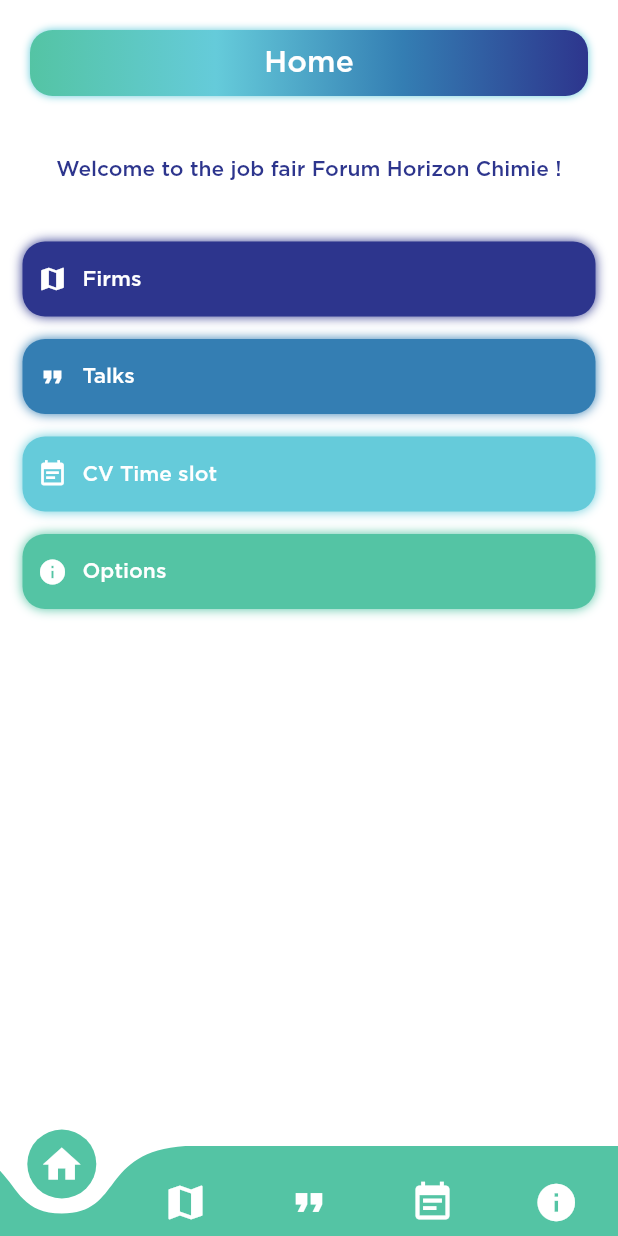
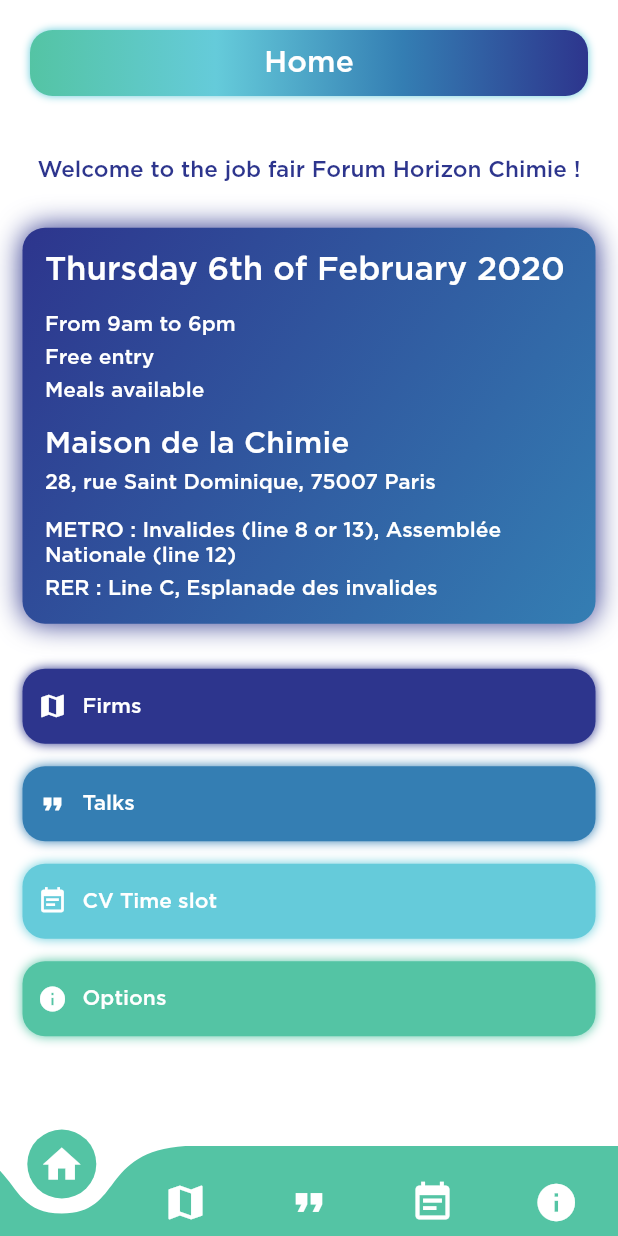
Before and after one commit to fouques1u/ForumHorizonChimie2020, a Flutter app: the screen it shows after launch, on a phone screen of 412 x 824 dp. Run offline on Flutter 3.47's test engine with Material 2 defaults, Android fonts, the light colour scheme and no system bars; drawn by our look-alikes of curved_navigation_bar; our stand-ins replace cloud_firestore, device_info, firebase_storage, font_awesome_flutter, shared_preferences; accounts and stored records are empty; statements that could not run were skipped.

Commit message:
Added informations on Home screen.

```diff
--- a/lang/en.json
+++ b/lang/en.json
@@ -39,5 +39,13 @@
     "dialog_cv_delete_cancel" : "Cancel",
     "cv_delete_error" : "Sorry, we could'nt delete this slot",
     "cv_delete_success" : "The slot has been deleted !",
-    "thanks" : "Thanks !"
+    "thanks" : "Thanks !",
+    "date_forum" : "Thursday 6th of February 2020",
+    "horaires_forum" : "From 9am to 6pm",
+    "entree_forum" : "Free entry",
+    "restauration_forum" : "Meals available",
+    "lieu_forum" : "Maison de la Chimie",
+    "adresse_forum" : "28, rue Saint Dominique, 75007 Paris",
+    "metro_forum" : "METRO : Invalides (line 8 or 13), Assemblée Nationale (line 12)",
+    "rer_forum" : "RER : Line C, Esplanade des invalides"
 }
--- a/lang/fr.json
+++ b/lang/fr.json
@@ -39,5 +39,13 @@
     "dialog_cv_delete_cancel" : "Annuler",
     "cv_delete_error" : "Nous n'avons pas pu supprimer ce créneau...",
     "cv_delete_success" : "Le créneau a été supprimé !",
-    "thanks" : "Merci !"
+    "thanks" : "Merci !",
+    "date_forum" : "Jeudi 6 Février 2020",
+    "horaires_forum" : "De 9h à 18h",
+    "entree_forum" : "Entrée libre et gratuite",
+    "restauration_forum" : "Restauration possible sur place",
+    "lieu_forum" : "Maison de la Chimie",
+    "adresse_forum" : "28, rue Saint Dominique, 75007 Paris",
+    "metro_forum" : "METRO : Invalides (ligne 8 ou 13), Assemblée Nationale (ligne 12)",
+    "rer_forum" : "RER : Ligne C, Esplanade des invalides"
 }
--- a/lib/screens/home_screen.dart
+++ b/lib/screens/home_screen.dart
@@ -43,12 +43,6 @@
     return Container(
       decoration: BoxDecoration(
         color: Colors.white,
-        /*
-        image: DecorationImage(
-          image: ExactAssetImage('assets/images/img_1_gradient.jpg'),
-          fit: BoxFit.cover,
-        ),
-        */
       ),
       child: ListView(
         children: <Widget>[
@@ -66,8 +60,57 @@
               fit: BoxFit.scaleDown,
               child: Text(
                 AppLocalizations.of(context).translate('welcome_to_fhc'),
-                style: Theme.of(context).textTheme.body2,
+                style: Theme.of(context).textTheme.title.apply(color: darkBlueColor),
               ),
+            ),
+          ),
+          Container(
+            margin: EdgeInsets.symmetric(vertical: 10, horizontal: 15),
+            padding: EdgeInsets.all(15),
+            decoration: BoxDecoration(
+              borderRadius: BorderRadius.circular(15),
+              gradient: LinearGradient(
+                colors: <Color>[
+                  darkBlueColor,
+                  simpleBlueColor,
+                ],
+                begin: Alignment.topLeft,
+                end: Alignment.bottomRight,
+              ),
+              boxShadow: [
+                BoxShadow(
+                  blurRadius: 15.0,
+                  spreadRadius: 0.0,
+                  color: darkBlueColor,
+                )
+              ],
+            ),
+            child: Column(
+              crossAxisAlignment: CrossAxisAlignment.start,
+              children: <Widget>[
+                // Date
+                Text(AppLocalizations.of(context).translate("date_forum"), style: Theme.of(context).textTheme.title,),
+                SizedBox(height: 15,),
+                // Horaire
+                Text(AppLocalizations.of(context).translate("horaires_forum"), style: Theme.of(context).textTheme.body1,),
+                SizedBox(height: 5,),
+                // Entrée libre et gratuite
+                Text(AppLocalizations.of(context).translate("entree_forum"), style: Theme.of(context).textTheme.body1,),
+                SizedBox(height: 5,),
+                // Restauration
+                Text(AppLocalizations.of(context).translate("restauration_forum"), style: Theme.of(context).textTheme.body1,),
+                SizedBox(height: 15,),
+                // Maison de la chimie
+                Text(AppLocalizations.of(context).translate("lieu_forum"), style: Theme.of(context).textTheme.subtitle,),
+                SizedBox(height: 5,),
+                // Adresse
+                Text(AppLocalizations.of(context).translate("adresse_forum"), style: Theme.of(context).textTheme.body1,),
+                SizedBox(height: 15,),
+                // Transports Metro + RER
+                Text(AppLocalizations.of(context).translate("metro_forum"), style: Theme.of(context).textTheme.body1,),
+                SizedBox(height: 5,),
+                Text(AppLocalizations.of(context).translate("rer_forum"), style: Theme.of(context).textTheme.body1,),
+              ],
             ),
           ),
           Container(
```
